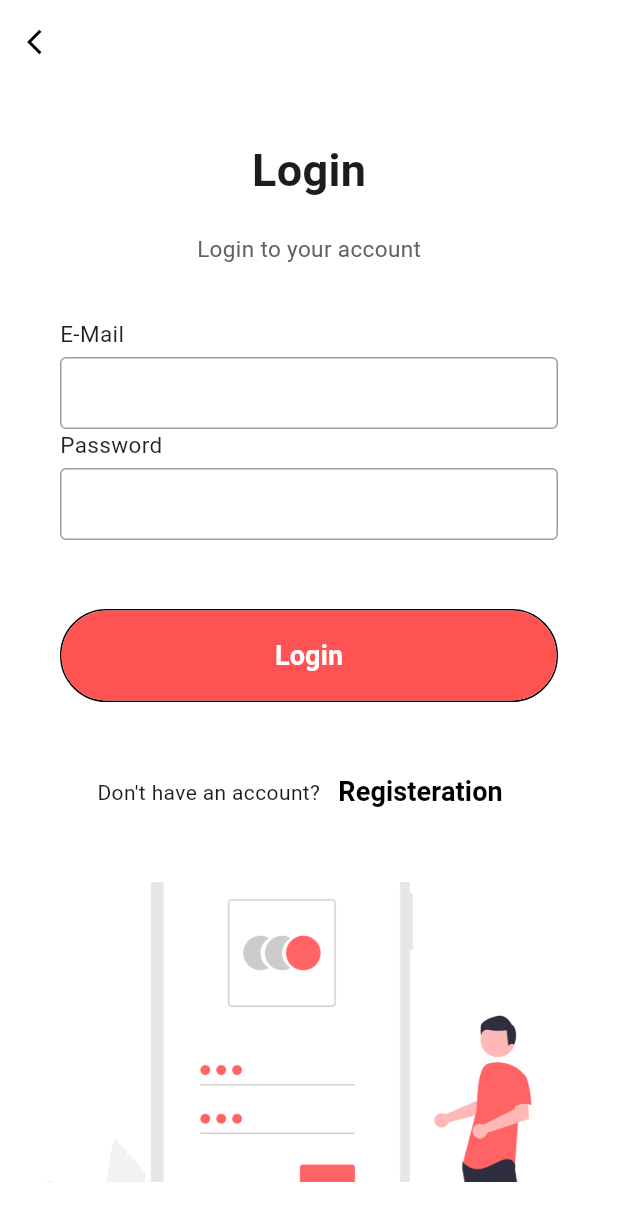
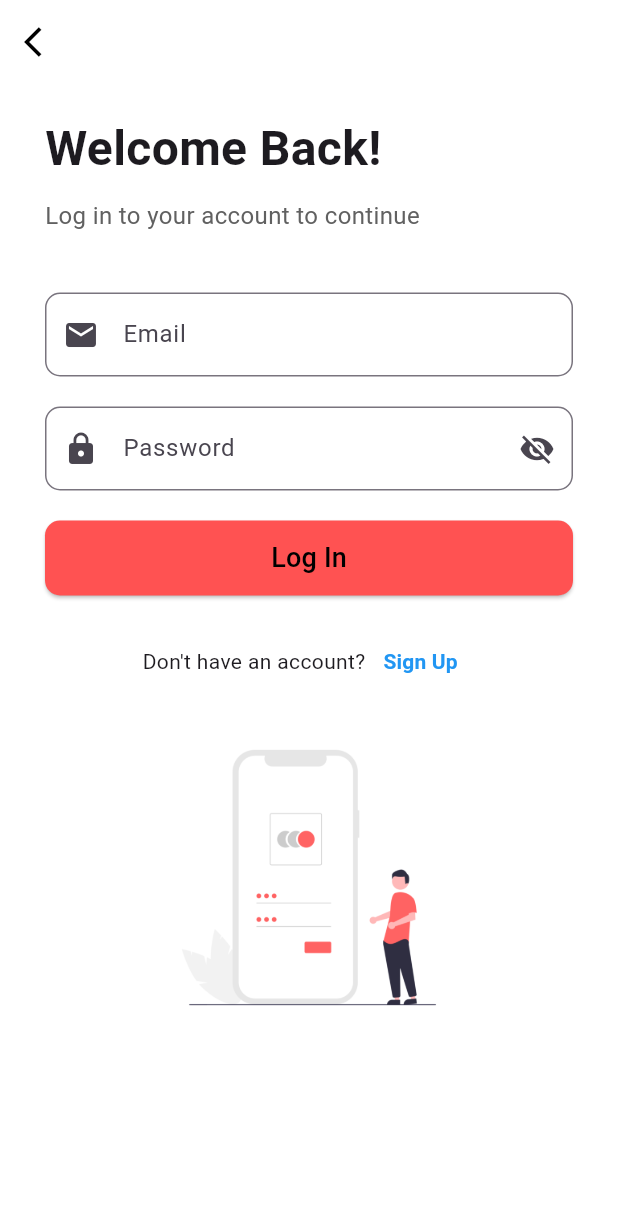
Before and after one commit to wahabniazi09/babyshop, a Flutter app: the screen it shows after launch, after a tap on "Skip", after a tap on "Login", on a phone screen of 412 x 824 dp. Shown: the top 1221 px of the screen. Run offline on Flutter 3.47's test engine with Material 3 defaults, Android fonts, the light colour scheme and no system bars; our stand-ins replace firebase_auth, firebase_core, introduction_screen; accounts and stored records are empty; network calls fail.

Commit message:
login successfully

```diff
--- a/lib/main.dart
+++ b/lib/main.dart
@@ -1,3 +1,4 @@
+import 'package:drawer/firebase_options.dart';
 import 'package:drawer/routes/pages_routes.dart';
 import 'package:drawer/screens/home_screen.dart';
 import 'package:drawer/screens/loginpage.dart';
@@ -5,10 +6,13 @@ import 'package:drawer/screens/onboardscreen.dart';
 import 'package:drawer/screens/registerpage.dart';
 import 'package:drawer/screens/splash_screen.dart';
 import 'package:drawer/screens/splashlogin.dart';
+import 'package:firebase_core/firebase_core.dart';
 import 'package:flutter/material.dart';
 
 
-void main() {
+void main()async {
+  WidgetsFlutterBinding.ensureInitialized();
+  await Firebase.initializeApp(options: DefaultFirebaseOptions.currentPlatform);
   runApp(const BabyApp());
 }
 
@@ -24,7 +28,7 @@ class  BabyApp extends StatelessWidget {
       ),
       home: const SplashScreen(),
       routes: {
-        PageRoutes.loginpage : (context) => const Loginpage(),
+        PageRoutes.loginpage : (context) => const LoginPage(),
         PageRoutes.registerpage : (context) => const RegisterPage(),
         PageRoutes.onboardscreen : (context) =>  Onboardscreen(),
         PageRoutes.splashlogin : (context) => const Splashlogin(),
--- a/lib/routes/pages_routes.dart
+++ b/lib/routes/pages_routes.dart
@@ -6,7 +6,7 @@ import 'package:drawer/screens/splash_screen.dart';
 import 'package:drawer/screens/splashlogin.dart';
 
 class PageRoutes {
-  static String loginpage = Loginpage.routeName;
+  static String loginpage = LoginPage.routeName;
   static String registerpage = RegisterPage.routeName;
   static String onboardscreen = Onboardscreen.routeName;
   static String splashscreen = SplashScreen.routeName;
--- a/lib/screens/loginpage.dart
+++ b/lib/screens/loginpage.dart
@@ -1,193 +1,195 @@
 import 'package:drawer/routes/pages_routes.dart';
-import 'package:drawer/screens/registerpage.dart';
+import 'package:drawer/services/auth_hepler.dart';
 import 'package:flutter/material.dart';
 
-class Loginpage extends StatefulWidget {
-  const Loginpage({super.key});
-  static const String routeName = "/Login";
+class LoginPage extends StatefulWidget {
+  const LoginPage({super.key});
+  static const String routeName = "/LoginPage";
+
   @override
-  State<Loginpage> createState() => _LoginpageState();
+  State<LoginPage> createState() => _LoginPageState();
 }
 
-class _LoginpageState extends State<Loginpage> {
+class _LoginPageState extends State<LoginPage> {
   final _formKey = GlobalKey<FormState>();
+  final emailController = TextEditingController();
+  final passwordController = TextEditingController();
+  bool isObscure = true;
+  bool loginStatus = false;
+  String email = '';
+  String password = '';
+
   @override
   Widget build(BuildContext context) {
     return Scaffold(
-      resizeToAvoidBottomInset: false,
       backgroundColor: Colors.white,
       appBar: AppBar(
+        backgroundColor: Colors.transparent,
         elevation: 0,
-        backgroundColor: Colors.white,
         leading: IconButton(
+          icon: const Icon(Icons.arrow_back_ios, color: Colors.black),
           onPressed: () {
             Navigator.pop(context);
           },
-            icon: const Icon(
-              Icons.arrow_back_ios,
-              size: 20,
-              color: Colors.black,
-            )),
         ),
-      body: Container(
-        height: MediaQuery.of(context).size.height,
+      ),
+      body: SingleChildScrollView(
+        child: Padding(
+          padding: const EdgeInsets.symmetric(horizontal: 30.0),
+          child: Column(
+            crossAxisAlignment: CrossAxisAlignment.start,
+            children: [
+              const SizedBox(height: 20),
+              const Text(
+                "Welcome Back!",
+                style: TextStyle(fontSize: 32, fontWeight: FontWeight.bold),
+              ),
+              const SizedBox(height: 10),
+              Text(
+                "Log in to your account to continue",
+                style: TextStyle(fontSize: 16, color: Colors.grey[700]),
+              ),
+              const SizedBox(height: 40),
+              Form(
+                key: _formKey,
+                child: Column(
+                  children: [
+                    TextFormField(
+                      controller: emailController,
+                      keyboardType: TextInputType.emailAddress,
+                      decoration: InputDecoration(
+                        labelText: "Email",
+                        prefixIcon: const Icon(Icons.email),
+                        border: OutlineInputBorder(
+                          borderRadius: BorderRadius.circular(10),
+                        ),
+                      ),
+                      onSaved: (value) {
+                        setState(() {
+                          email = value.toString();
+                        });
+                      },
+                    ),
+                    const SizedBox(height: 20),
+                    TextFormField(
+                      controller: passwordController,
+                      obscureText: isObscure,
+                      decoration: InputDecoration(
+                        labelText: "Password",
+                        prefixIcon: const Icon(Icons.lock),
+                        suffixIcon: IconButton(
+                          icon: Icon(
+                            isObscure ? Icons.visibility_off : Icons.visibility,
+                          ),
+                          onPressed: () {
+                            setState(() {
+                              isObscure = !isObscure;
+                            });
+                          },
+                        ),
+                        border: OutlineInputBorder(
+                          borderRadius: BorderRadius.circular(10),
+                        ),
+                      ),
+                      onSaved: (value) {
+                        setState(() {
+                          password = value.toString();
+                        });
+                      },
+                    ),
+                    const SizedBox(height: 20),
+                    SizedBox(
                       width: double.infinity,
-        child: Column(
-          mainAxisAlignment: MainAxisAlignment.spaceBetween,
-          children: [
-            Expanded(
-                child: Column(
-              mainAxisAlignment: MainAxisAlignment.spaceEvenly,
-              children: [
-                Column(
-                  children: [
-                    const Text(
-                      "Login",
+                      height: 50,
+                      child: ElevatedButton(
+                        onPressed: loginStatus ? null : onLoginSubmit,
+                        style: ElevatedButton.styleFrom(
+                          shape: RoundedRectangleBorder(
+                            borderRadius: BorderRadius.circular(10),
+                          ),
+                          backgroundColor: Colors.redAccent,
+                        ),
+                        child: loginStatus
+                            ? const CircularProgressIndicator(
+                                valueColor:
+                                    AlwaysStoppedAnimation<Color>(Colors.black),
+                              )
+                            : const Text(
+                                "Log In",
                                 style:
-                          TextStyle(fontSize: 30, fontWeight: FontWeight.bold),
+                                    TextStyle(fontSize: 18, color: Colors.black),
                               ),
-                    const SizedBox(
-                      height: 20,
                       ),
-                    Text(
-                      "Login to your account",
-                      style: TextStyle(fontSize: 15, color: Colors.grey[700]),
                     ),
                   ],
                 ),
-                Padding(
-                  padding: const EdgeInsets.symmetric(horizontal: 40),
-                  child: Form(
-                      key: _formKey,
-                      child: Column(
-                        crossAxisAlignment: CrossAxisAlignment.start,
-                        children: [
-                          const Text(
-                            "E-Mail",
-                            style: TextStyle(
-                              fontSize: 15,
-                              fontWeight: FontWeight.w400,
-                              color: Colors.black87,
               ),
-                          ),
-                          const SizedBox(
-                            height: 5,
-                          ),
-                          TextFormField(
-                            // obscureText: obsureText,
-                            decoration: const InputDecoration(
-                                contentPadding: EdgeInsets.symmetric(
-                                    vertical: 0, horizontal: 10),
-                                enabledBorder: OutlineInputBorder(
-                                  borderSide: BorderSide(
-                                    color: Colors.grey,
-                                  ),
-                                ),
-                                border: OutlineInputBorder(
-                                    borderSide:
-                                        BorderSide(color: Colors.grey))),
-                          ),
-                          const Text(
-                            "Password",
-                            style: TextStyle(
-                              fontSize: 15,
-                              fontWeight: FontWeight.w400,
-                              color: Colors.black87,
-                            ),
-                          ),
-                          const SizedBox(
-                            height: 5,
-                          ),
-                          TextFormField(
-                            // obscureText: obsureText,
-                            decoration: const InputDecoration(
-                                contentPadding: EdgeInsets.symmetric(
-                                    vertical: 0, horizontal: 10),
-                                enabledBorder: OutlineInputBorder(
-                                  borderSide: BorderSide(
-                                    color: Colors.grey,
-                                  ),
-                                ),
-                                border: OutlineInputBorder(
-                                    borderSide:
-                                        BorderSide(color: Colors.grey))),
-                          ),
-                          const SizedBox(
-                            height: 10,
-                          )
-                        ],
-                      )),
-                ),
-                Padding(
-                  padding: const EdgeInsets.symmetric(
-                    horizontal: 40,
-                  ),
-                  child: Container(
-                    decoration: BoxDecoration(
-                        borderRadius: BorderRadius.circular(50),
-                        border: const Border(
-                          bottom: BorderSide(color: Colors.black),
-                          top: BorderSide(color: Colors.black),
-                          left: BorderSide(color: Colors.black),
-                          right: BorderSide(color: Colors.black),
-                        )),
-                    child: MaterialButton(
-                      minWidth: double.infinity,
-                      height: 60,
-                      onPressed: () {},
-                      color: Colors.redAccent,
-                      elevation: 0,
-                      shape: RoundedRectangleBorder(
-                          borderRadius: BorderRadius.circular(50)),
-                      child: const Text(
-                        "Login",
-                        style: TextStyle(
-                          fontSize: 18,
-                          fontWeight: FontWeight.bold,
-                          color: Colors.white,
-                        ),
-                      ),
-                    ),
-                  ),
-                ),
-                Row(
+              const SizedBox(height: 20),
+              Center(
+                child: Row(
                   mainAxisAlignment: MainAxisAlignment.center,
                   children: [
                     const Text("Don't have an account?"),
-                    //  Text("Registeration",
-                    // style: TextStyle(
-                    //   fontSize: 18,
-                    //   fontWeight: FontWeight.w600,
-                    // ),),
                     TextButton(
                       onPressed: () {
                         Navigator.pushReplacementNamed(
                             context, PageRoutes.registerpage);
                       },
                       child: const Text(
-                        "Registeration",
+                        "Sign Up",
                         style: TextStyle(
-                            fontSize: 18,
-                            fontWeight: FontWeight.w600,
-                            color: Colors.black),
+                          fontWeight: FontWeight.bold,
+                          color: Colors.blue,
+                        ),
                       ),
                     ),
                   ],
                 ),
-                Container(
-                  padding: const EdgeInsets.only(top: 100),
+              ),
+              const SizedBox(height: 20),
+              Center(
+                child: Image.asset(
+                  "assets/images/mainlogin.png",
                   height: 200,
-                  decoration: const BoxDecoration(
-                    image: DecorationImage(
-                        image: AssetImage("assets/images/mainlogin.png"),
-                        fit: BoxFit.fitWidth),
+                  fit: BoxFit.contain,
                 ),
-                )
+              ),
             ],
-            ))
-          ],
+          ),
         ),
       ),
     );
   }
+
+  void onLoginSubmit() async {
+    if (_formKey.currentState!.validate()) {
+      _formKey.currentState!.save();
+      setState(() {
+        loginStatus = true;
+      });
+      await Future.delayed(const Duration(seconds: 2), () {});
+      _signInUser();
+
+      setState(() {
+        loginStatus = false;
+      });
     }
+  }
+
+  void _signInUser() async {
+    AuthenticationHelper()
+        .signIn(email: email, password: password)
+        .then((value) {
+      if (value == null) {
+        ScaffoldMessenger.of(context).showSnackBar(
+            const SnackBar(content: Text("You are authenticated")));
+      } else {
+        ScaffoldMessenger.of(context)
+            .showSnackBar(SnackBar(content: Text("Error: $value")));
+      }
+    });
+
+    await Future.delayed(const Duration(seconds: 2), () {});
+    Navigator.pushReplacementNamed(context, PageRoutes.homepage);
+  }
+}
--- /dev/null
+++ b/lib/services/auth_hepler.dart
@@ -0,0 +1,28 @@
+import 'package:firebase_auth/firebase_auth.dart';
+
+class AuthenticationHelper {
+  final FirebaseAuth auth = FirebaseAuth.instance;
+
+  Future signIn({required String email, required String password}) async {
+    try {
+      await auth.signInWithEmailAndPassword(email: email, password: password);
+      return null;
+    } on FirebaseAuthException catch (e) {
+      return e.message;
+    }
+  }
+
+  Future signUp({required String email, required String password}) async {
+    try {
+      await auth.createUserWithEmailAndPassword(
+          email: email, password: password);
+      return null;
+    } on FirebaseAuthException catch (e) {
+      return e.message;
+    }
+  }
+
+  Future signOut() async {
+    await auth.signOut();
+  }
+}
--- a/pubspec.yaml
+++ b/pubspec.yaml
@@ -39,6 +39,7 @@ dependencies:
   firebase_core: ^3.9.0
   firebase_authentication: ^0.0.30
   firebase_database: ^11.2.0
+  firebase_auth: ^5.3.4
 
 dev_dependencies:
   flutter_test:
```
Also changed, not shown: pubspec.lock. Lines whose indentation alone changed are shown as unchanged.
